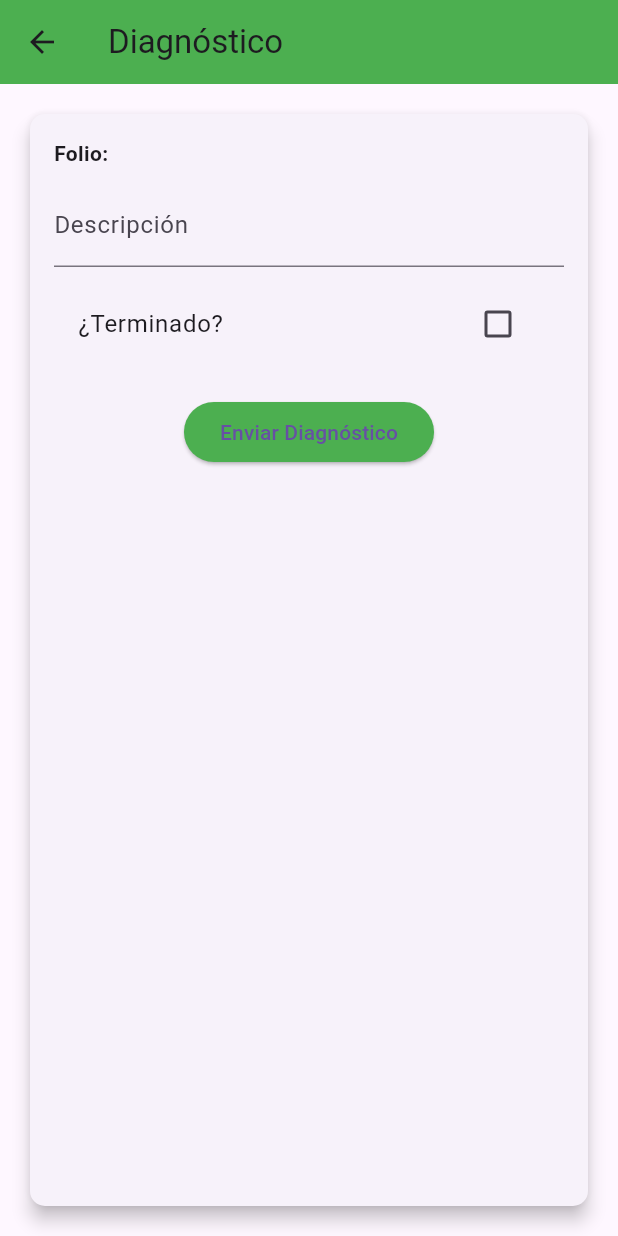
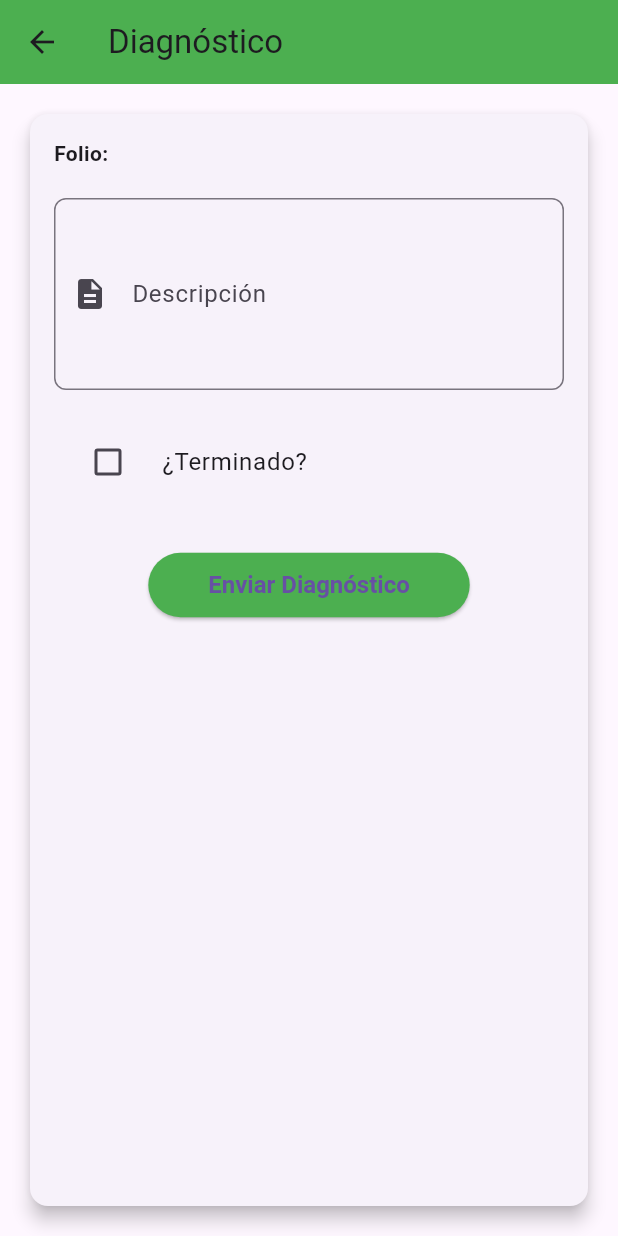
Before and after one commit to Arielo16/UniTask, a Flutter app: the ReportDetailScreen screen opened directly with empty values, after a tap on "Diagnosticar", on a phone screen of 412 x 824 dp. Run offline on Flutter 3.47's test engine with Material 3 defaults, Android fonts, the phone set to English and light mode, and no system bars; network calls fail.

Commit message:
desing_report_dianostic_home
primeros diseños

```diff
--- a/Movil/unitask_movil/lib/screens/diagnostic_screen.dart
+++ b/Movil/unitask_movil/lib/screens/diagnostic_screen.dart
@@ -86,7 +86,7 @@ class _DiagnosticScreenState extends State<DiagnosticScreen> {
           child: Card(
             elevation: 5,
             shape: RoundedRectangleBorder(
-              borderRadius: BorderRadius.circular(10),
+              borderRadius: BorderRadius.circular(12),
             ),
             child: Padding(
               padding: EdgeInsets.all(16.0),
@@ -99,13 +99,26 @@ class _DiagnosticScreenState extends State<DiagnosticScreen> {
                       'Folio: ${widget.report.folio}',
                       style: TextStyle(fontWeight: FontWeight.bold),
                     ),
-                    SizedBox(height: 10),
-                    TextField(
+                    SizedBox(height: 20),
+                    TextFormField(
                       controller: _descriptionController,
                       focusNode: _descriptionFocusNode,
-                      decoration: InputDecoration(labelText: 'Descripción'),
+                      decoration: InputDecoration(
+                        labelText: 'Descripción',
+                        border: OutlineInputBorder(
+                          borderRadius: BorderRadius.circular(8),
+                        ),
+                        prefixIcon: Icon(Icons.description),
+                      ),
+                      maxLines: 4,
+                      validator: (value) {
+                        if (value == null || value.isEmpty) {
+                          return 'Por favor ingrese una descripción';
+                        }
+                        return null;
+                      },
                     ),
-                    SizedBox(height: 10),
+                    SizedBox(height: 20),
                     CheckboxListTile(
                       title: Text('¿Terminado?'),
                       value: _isCompleted,
@@ -115,13 +128,23 @@ class _DiagnosticScreenState extends State<DiagnosticScreen> {
                         });
                       },
                       activeColor: Colors.green,
+                      controlAffinity: ListTileControlAffinity.leading,
                     ),
-                    SizedBox(height: 20),
+                    SizedBox(height: 30),
                     Center(
                       child: ElevatedButton(
                         onPressed: _submitDiagnosis,
                         style: ElevatedButton.styleFrom(
-                          backgroundColor: Colors.green,
+                          backgroundColor:
+                              Colors.green, // Aquí se usa backgroundColor
+                          padding: EdgeInsets.symmetric(
+                            horizontal: 40,
+                            vertical: 12,
+                          ),
+                          textStyle: TextStyle(
+                            fontSize: 16,
+                            fontWeight: FontWeight.bold,
+                          ),
                         ),
                         child: Text('Enviar Diagnóstico'),
                       ),
--- a/Movil/unitask_movil/lib/screens/report_detail_screen.dart
+++ b/Movil/unitask_movil/lib/screens/report_detail_screen.dart
@@ -12,8 +12,9 @@ class ReportDetailScreen extends StatelessWidget {
   Widget build(BuildContext context) {
     return Scaffold(
       appBar: AppBar(
-        title: Text('Report Details'),
-        backgroundColor: Colors.green,
+        title: Text('Detalles del Reporte'),
+        backgroundColor: Colors.green[700],
+        elevation: 4,
       ),
       body: Padding(
         padding: EdgeInsets.all(16.0),
@@ -29,31 +30,48 @@ class ReportDetailScreen extends StatelessWidget {
                 );
               },
               style: ElevatedButton.styleFrom(
-                backgroundColor: Colors.green,
+                backgroundColor: Colors.green[800], // Color de fondo
+                padding: EdgeInsets.symmetric(horizontal: 40, vertical: 14),
+                textStyle: TextStyle(fontSize: 18, fontWeight: FontWeight.bold),
+                shape: RoundedRectangleBorder(
+                  borderRadius: BorderRadius.circular(25),
+                ),
+                foregroundColor: Colors.white, // Cambiar el color del texto
               ),
-              child: Text('Diagnosticar'),
+              child: Row(
+                mainAxisSize: MainAxisSize.min,
+                children: [
+                  Icon(Icons.add_circle_outline, color: Colors.white),
+                  SizedBox(width: 8),
+                  Text('Diagnosticar'),
+                ],
+              ),
             ),
-            SizedBox(height: 20),
+            SizedBox(height: 30),
             Card(
-              elevation: 5,
+              elevation: 10,
+              shadowColor: const Color.fromARGB(255, 23, 129, 28),
               shape: RoundedRectangleBorder(
-                borderRadius: BorderRadius.circular(10),
+                borderRadius: BorderRadius.circular(20),
               ),
+              color: Colors.green[50],
               child: Padding(
-                padding: EdgeInsets.all(16.0),
+                padding: EdgeInsets.all(20.0),
                 child: Column(
                   crossAxisAlignment: CrossAxisAlignment.start,
                   children: [
                     _buildDetailRow('Folio', report.folio),
-                    _buildDetailRow('Building ID', report.buildingID),
-                    _buildDetailRow('Room ID', report.roomID),
-                    _buildDetailRow('Category ID', report.categoryID.toString()),
-                    _buildDetailRow('Good ID', report.goodID.toString()),
-                    _buildDetailRow('Priority', report.priority),
-                    _buildDetailRow('Description', report.description),
-                    _buildDetailRow('Status', report.status),
-                    _buildDetailRow('Created At', report.createdAt.toString()),
-                    _buildDetailRow('Updated At', report.updatedAt.toString()),
+                    _buildDetailRow('ID de Edificio', report.buildingID),
+                    _buildDetailRow('ID de Habitación', report.roomID),
+                    _buildDetailRow(
+                        'ID de Categoría', report.categoryID.toString()),
+                    _buildDetailRow('ID de Bien', report.goodID.toString()),
+                    _buildDetailRow('Prioridad', report.priority),
+                    _buildDetailRow('Descripción', report.description),
+                    _buildDetailRow('Estado', report.status),
+                    _buildDetailRow('Creado en', report.createdAt.toString()),
+                    _buildDetailRow(
+                        'Actualizado en', report.updatedAt.toString()),
                   ],
                 ),
               ),
@@ -66,15 +84,28 @@ class ReportDetailScreen extends StatelessWidget {
 
   Widget _buildDetailRow(String title, String value) {
     return Padding(
-      padding: const EdgeInsets.symmetric(vertical: 8.0),
+      padding: const EdgeInsets.symmetric(vertical: 12.0),
       child: Row(
         mainAxisAlignment: MainAxisAlignment.spaceBetween,
         children: [
           Text(
             title,
-            style: TextStyle(fontWeight: FontWeight.bold),
+            style: TextStyle(
+              fontWeight: FontWeight.bold,
+              color: Colors.green[700],
+              fontSize: 16,
+            ),
           ),
-          Text(value),
+          Expanded(
+            child: Text(
+              value,
+              textAlign: TextAlign.right,
+              style: TextStyle(
+                color: Colors.black87,
+                fontSize: 16,
+              ),
+            ),
+          ),
         ],
       ),
     );
```
Also changed, not shown: Movil/unitask_movil/lib/screens/home_screen.dart (+42 -9 lines).
